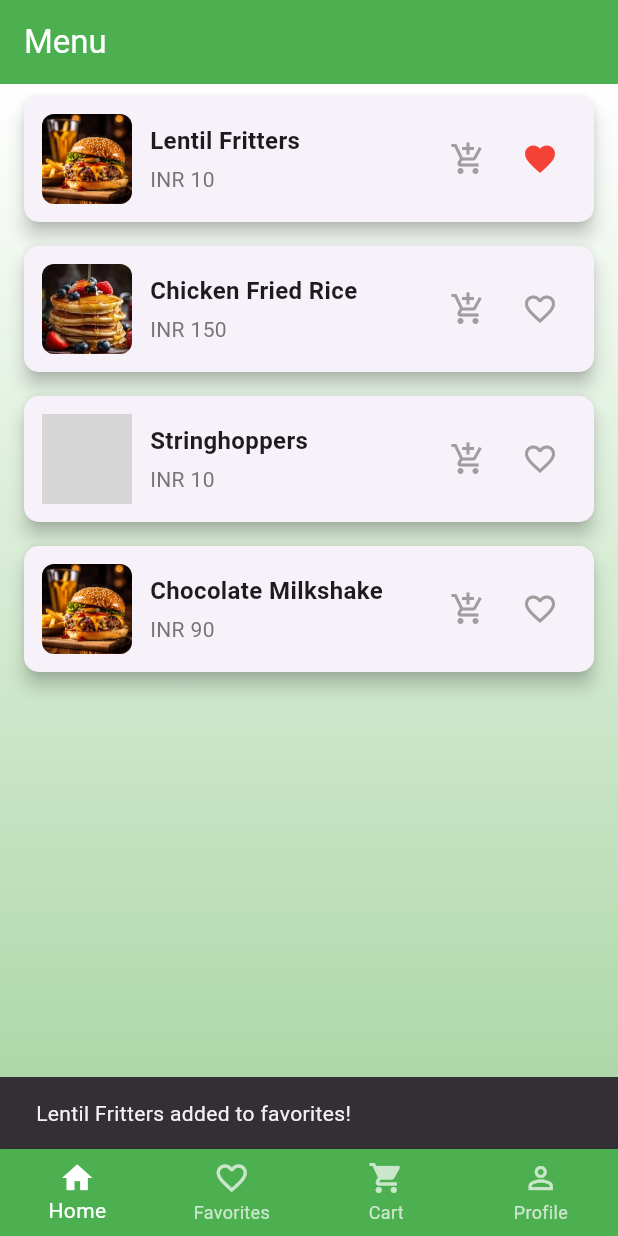
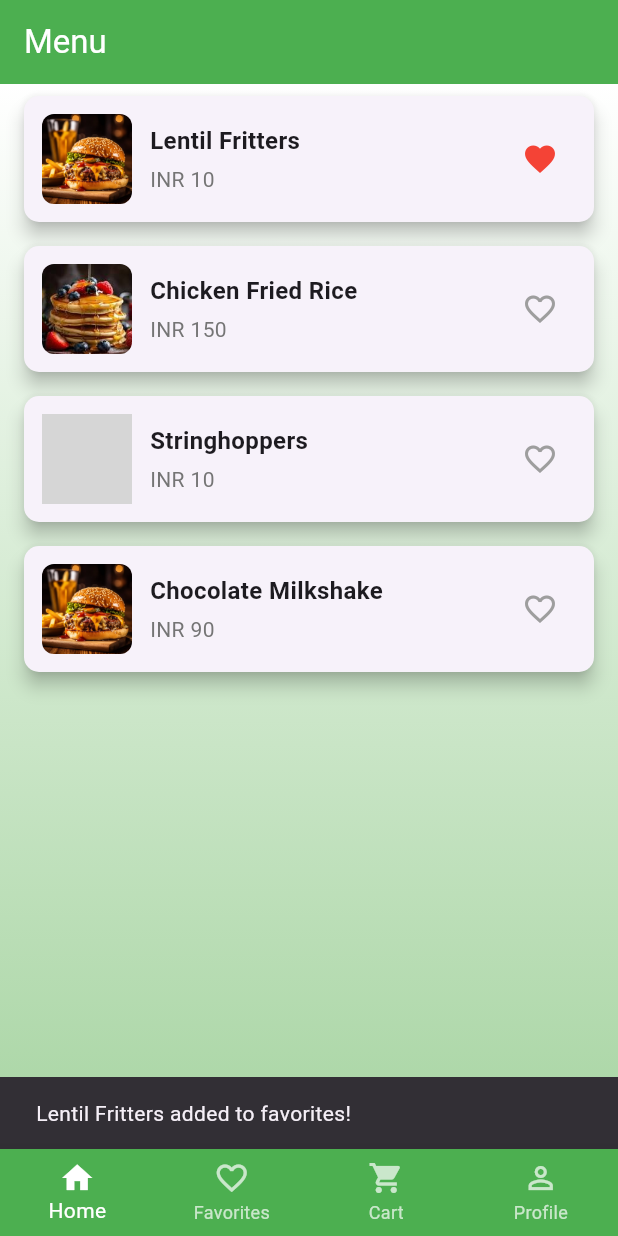
Before and after one commit to AlanRoni/Gitsbites, a Flutter app: the screen it shows after launch, after a tap on the "favorite outline" icon, on a phone screen of 412 x 824 dp. Run offline on Flutter 3.47's test engine with Material 3 defaults, Android fonts, the phone set to English and light mode, and no system bars; our stand-ins replace cloud_firestore, firebase_auth, google_sign_in; accounts and stored records are empty; grey boxes are pictures that could not be loaded.

Commit message:
favs working done

```diff
--- a/lib/main.dart
+++ b/lib/main.dart
@@ -26,7 +26,7 @@ class MyApp extends StatelessWidget {
         '/favorites': (context) => FavoritesPage(),
         '/cart': (context) => const CartPage(),
         '/profile': (context) => const ProfilePage(),
-        '/payment': (context) => PaymentPage(totalAmount: 0), // Replace 0 with the actual total amount
+        '/payment': (context) => PaymentPage(totalAmount: 0),
       },
     );
   }
@@ -71,32 +71,43 @@ class _HomePageState extends State<HomePage> {
     },
   ];
 
+  final List<Map<String, dynamic>> favoriteItems = [];
+
   void toggleFavorite(int index) {
+    final item = menuItems[index];
+
+    // Check if item is already in the favorites
+    final existingIndex = favoriteItems.indexWhere((fav) => fav['name'] == item['name']);
+    if (existingIndex != -1) {
+      // Show popup if item is already in the favorites
+      ScaffoldMessenger.of(context).showSnackBar(
+        const SnackBar(
+          content: Text("The item is already in the favorites!"),
+          duration: Duration(seconds: 2),
+        ),
+      );
+    } else {
+      // Add to favorites and update the heart icon
       setState(() {
-      menuItems[index]['isFavorite'] = !menuItems[index]['isFavorite'];
+        item['isFavorite'] = true;
+        favoriteItems.add(item);
       });
+
+      ScaffoldMessenger.of(context).showSnackBar(
+        SnackBar(
+          content: Text("${item['name']} added to favorites!"),
+          duration: const Duration(seconds: 2),
+        ),
+      );
     }
-
-  void toggleCart(int index) {
-    setState(() {
-      menuItems[index]['inCart'] = !menuItems[index]['inCart'];
-    });
   }
 
   @override
   Widget build(BuildContext context) {
     return Scaffold(
       appBar: AppBar(
-        title: Row(
-          children: [
-            const Text(
-              'Menu',
-              style: TextStyle(color: Colors.white),
-            ),
-          ],
-        ),
+        title: const Text('Menu', style: TextStyle(color: Colors.white)),
         backgroundColor: Colors.green,
-        elevation: 0,
       ),
       body: Stack(
         children: [
@@ -110,17 +121,13 @@ class _HomePageState extends State<HomePage> {
               ),
             ),
           ),
-          // Menu Content
-          Column(
-            children: [
-              Expanded(
-                child: ListView.builder(
+          // Menu Items
+          ListView.builder(
             itemCount: menuItems.length,
             itemBuilder: (context, index) {
               final item = menuItems[index];
               return Card(
-                      margin: const EdgeInsets.symmetric(
-                          vertical: 8, horizontal: 16),
+                margin: const EdgeInsets.symmetric(vertical: 8, horizontal: 16),
                 shape: RoundedRectangleBorder(
                   borderRadius: BorderRadius.circular(10),
                 ),
@@ -163,76 +170,16 @@ class _HomePageState extends State<HomePage> {
                       ),
                       Row(
                         children: [
-                                // Add to Cart Button with Animation
-                                AnimatedSwitcher(
-                                  duration: const Duration(milliseconds: 300),
-                                  transitionBuilder: (child, animation) {
-                                    return ScaleTransition(
-                                      scale: animation,
-                                      child: child,
-                                    );
-                                  },
-                                  child: IconButton(
-                                    key: ValueKey<bool>(
-                                        item['inCart'] as bool),
-                                    icon: Icon(
-                                      item['inCart']
-                                          ? Icons.shopping_cart
-                                          : Icons.add_shopping_cart,
-                                      color: item['inCart']
-                                          ? Colors.green
-                                          : Colors.grey,
-                                    ),
-                                    onPressed: () {
-                                      toggleCart(index);
-                                      ScaffoldMessenger.of(context).showSnackBar(
-                                        SnackBar(
-                                          content: Text(
-                                            item['inCart']
-                                                ? '${item["name"]} added to cart!'
-                                                : '${item["name"]} removed from cart!',
-                                          ),
-                                          duration: const Duration(seconds: 2),
-                                        ),
-                                      );
-                                    },
-                                  ),
-                                ),
-                                // Add to Favorites Button with Animation
-                                AnimatedSwitcher(
-                                  duration: const Duration(milliseconds: 300),
-                                  transitionBuilder: (child, animation) {
-                                    return ScaleTransition(
-                                      scale: animation,
-                                      child: child,
-                                    );
-                                  },
-                                  child: IconButton(
-                                    key: ValueKey<bool>(
-                                        item['isFavorite'] as bool),
+                          IconButton(
                             icon: Icon(
                               item['isFavorite']
                                   ? Icons.favorite
                                   : Icons.favorite_border,
-                                      color: item['isFavorite']
-                                          ? Colors.red
-                                          : Colors.grey,
+                              color: item['isFavorite'] ? Colors.red : Colors.grey,
                             ),
                             onPressed: () {
                               toggleFavorite(index);
-                                      ScaffoldMessenger.of(context).showSnackBar(
-                                        SnackBar(
-                                          content: Text(
-                                            item['isFavorite']
-                                                ? '${item["name"]} added to favorites!'
-                                                : '${item["name"]} removed from favorites!',
-                                          ),
-                                          duration:
-                                              const Duration(seconds: 2),
-                                        ),
-                                      );
                             },
-                                  ),
                           ),
                         ],
                       ),
@@ -242,18 +189,16 @@ class _HomePageState extends State<HomePage> {
               );
             },
           ),
-              ),
-            ],
-          ),
         ],
       ),
       bottomNavigationBar: CustomBottomNavBar(
-        currentIndex: 0, // Home page is selected by default
+        currentIndex: 0,
         onTap: (index) {
           if (index == 0) {
             Navigator.pushReplacementNamed(context, '/home');
           } else if (index == 1) {
-            Navigator.pushReplacementNamed(context, '/favorites');
+            Navigator.pushReplacementNamed(context, '/favorites',
+                arguments: favoriteItems);
           } else if (index == 2) {
             Navigator.pushReplacementNamed(context, '/cart');
           } else if (index == 3) {
```
Also changed, not shown: lib/favorites_page.dart (+25 -23 lines). Lines whose indentation alone changed are shown as unchanged.
